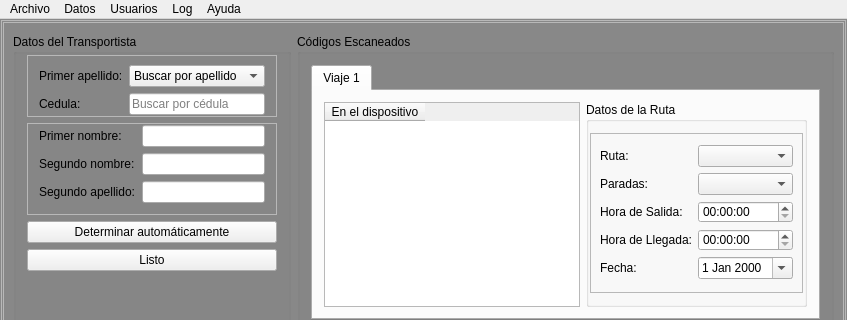
Old version of the form transporte_ucv_harvester/mainwindow.ui in the repository BlastDV/compusciens-ucv-transporte-harvester; both pictures show x 0 to 847 and y 0 to 320 of the 847 by 667 pixel window.
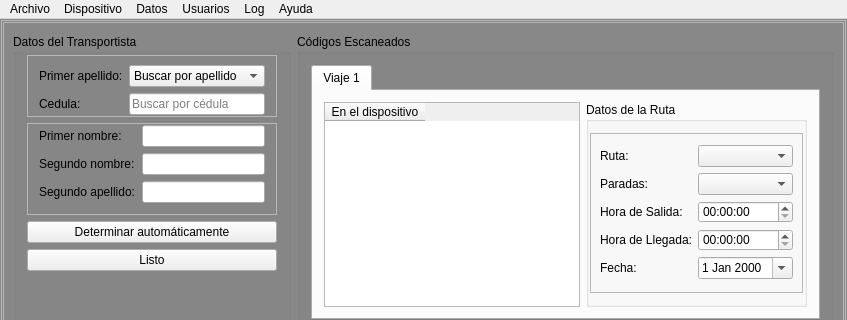
New version of the form. Icons and pictures are not drawn.

Patch:
```diff
--- a/transporte_ucv_harvester/mainwindow.ui
+++ b/transporte_ucv_harvester/mainwindow.ui
@@ -627,7 +627,16 @@
     </property>
     <addaction name="actionVerLog"/>
    </widget>
+   <widget class="QMenu" name="menuDispositivo">
+    <property name="title">
+     <string>Dispositivo</string>
+    </property>
+    <addaction name="actionConectarDispositivo"/>
+    <addaction name="separator"/>
+    <addaction name="actionConfigurar"/>
+   </widget>
    <addaction name="menuArchivo"/>
+   <addaction name="menuDispositivo"/>
    <addaction name="menuDatos"/>
    <addaction name="menuUsuarios"/>
    <addaction name="menuLog"/>
```
Left out of the diff: 63 changed lines with no effect on the pictures.
